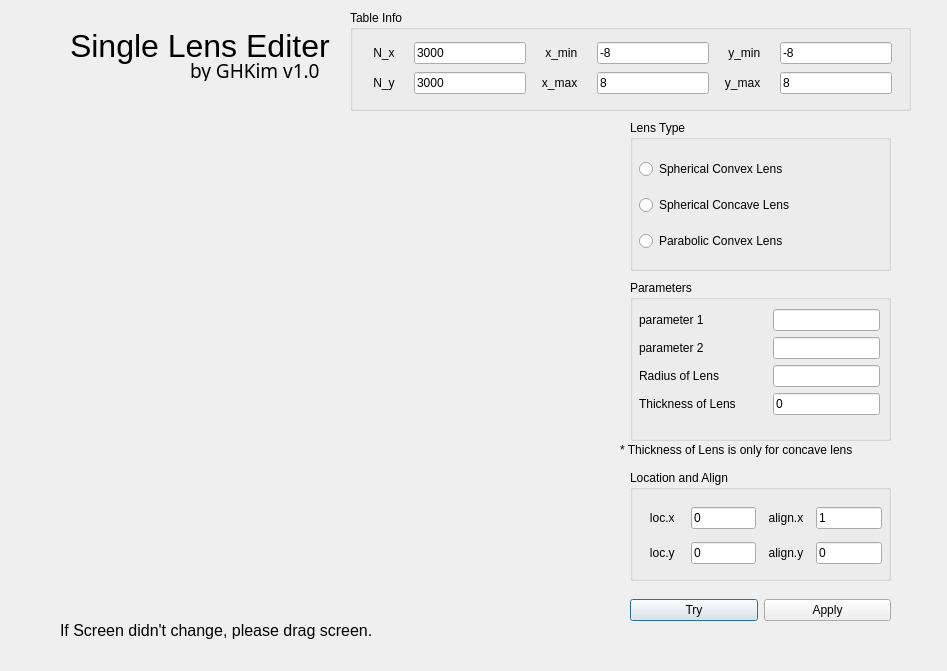
The window that lensviewer.ui (GyeonghunKim/optics_simulator) describes before a commit, drawn with Qt 5.
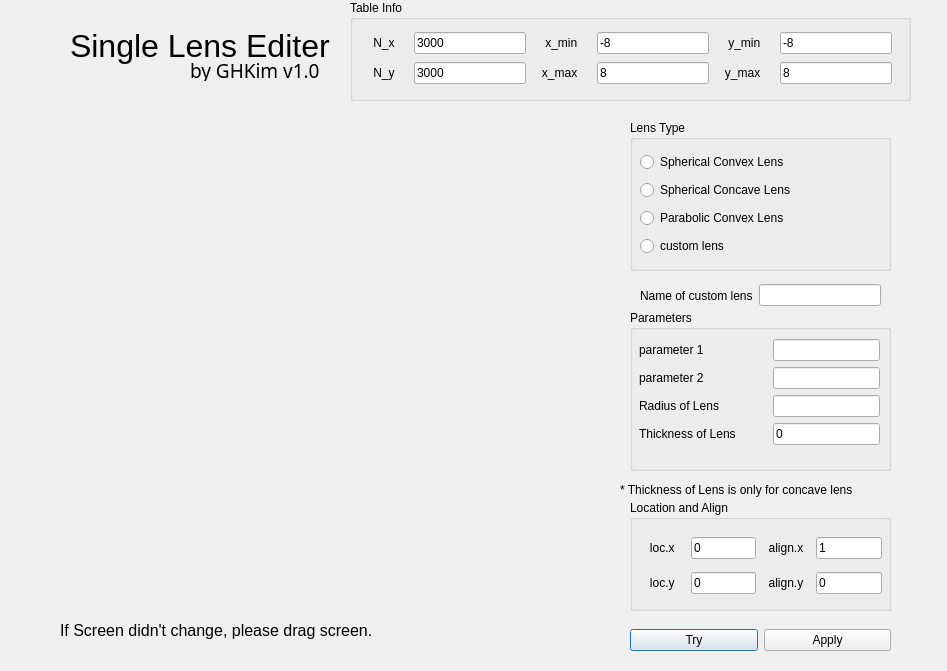
The same window after the commit. Custom widgets are drawn as their Qt base class.

Commit message: add custom lens

Patch:
```diff
--- a/lensviewer.ui
+++ b/lensviewer.ui
@@ -38,8 +38,8 @@
    <widget class="QWidget" name="verticalLayoutWidget">
     <property name="geometry">
      <rect>
-      <x>9</x>
-      <y>29</y>
+      <x>10</x>
+      <y>30</y>
       <width>241</width>
       <height>112</height>
      </rect>
@@ -66,6 +66,13 @@
        </property>
       </widget>
      </item>
+     <item>
+      <widget class="QRadioButton" name="custom_button">
+       <property name="text">
+        <string>custom lens</string>
+       </property>
+      </widget>
+     </item>
     </layout>
    </widget>
   </widget>
@@ -73,7 +80,7 @@
    <property name="geometry">
     <rect>
      <x>630</x>
-     <y>280</y>
+     <y>310</y>
      <width>261</width>
      <height>161</height>
     </rect>
@@ -142,7 +149,7 @@
    <property name="geometry">
     <rect>
      <x>630</x>
-     <y>470</y>
+     <y>500</y>
      <width>261</width>
      <height>111</height>
     </rect>
@@ -223,7 +230,7 @@
    <property name="geometry">
     <rect>
      <x>630</x>
-     <y>590</y>
+     <y>620</y>
      <width>261</width>
      <height>41</height>
     </rect>
@@ -249,7 +256,7 @@
    <property name="geometry">
     <rect>
      <x>350</x>
-     <y>10</y>
+     <y>0</y>
      <width>561</width>
      <height>101</height>
     </rect>
@@ -413,7 +420,7 @@
    <property name="geometry">
     <rect>
      <x>620</x>
-     <y>440</y>
+     <y>480</y>
      <width>301</width>
      <height>20</height>
     </rect>
@@ -422,6 +429,28 @@
     <string>* Thickness of Lens is only for concave lens</string>
    </property>
   </widget>
+  <widget class="QWidget" name="horizontalLayoutWidget_2">
+   <property name="geometry">
+    <rect>
+     <x>640</x>
+     <y>280</y>
+     <width>241</width>
+     <height>31</height>
+    </rect>
+   </property>
+   <layout class="QHBoxLayout" name="horizontalLayout_2">
+    <item>
+     <widget class="QLabel" name="label_7">
+      <property name="text">
+       <string>Name of custom lens</string>
+      </property>
+     </widget>
+    </item>
+    <item>
+     <widget class="QLineEdit" name="name_custom_lens"/>
+    </item>
+   </layout>
+  </widget>
  </widget>
  <customwidgets>
   <customwidget>
```
The commit also changes 6 other files.
